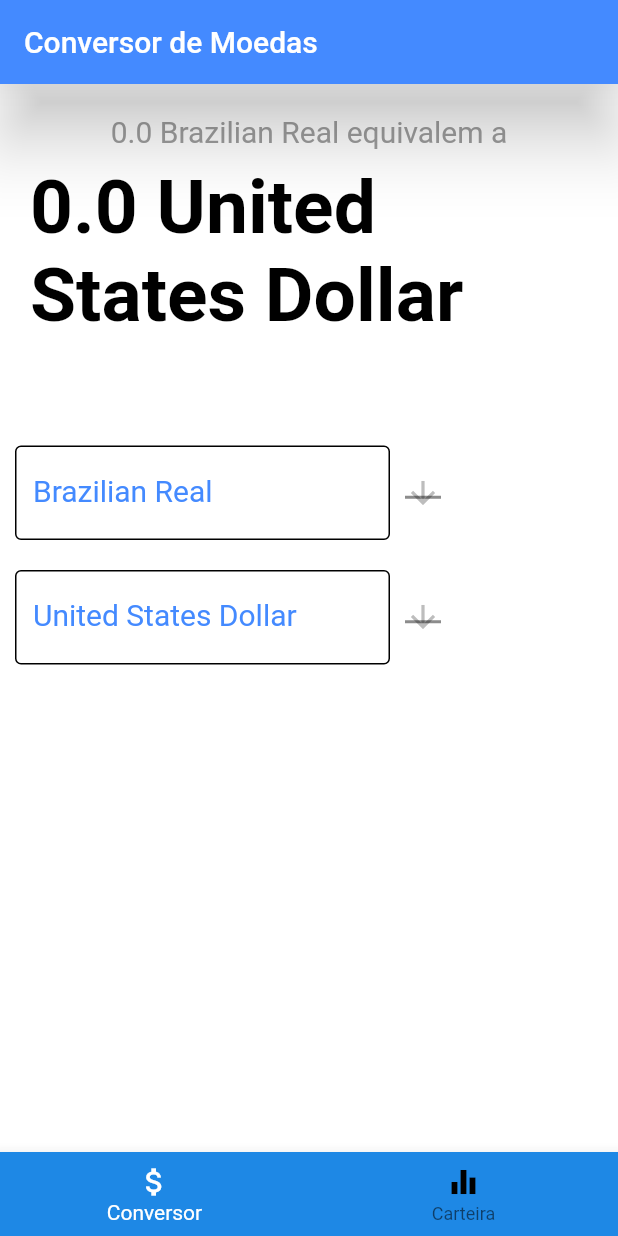
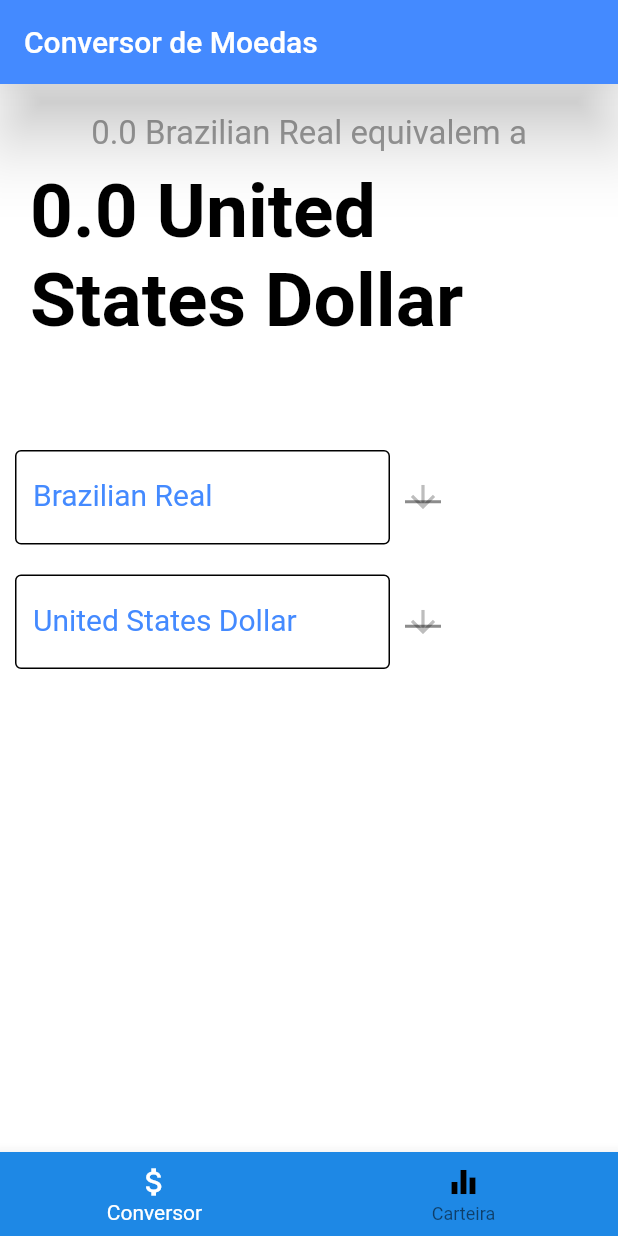
Before and after one commit to iojoaomarcos/Stonks, a Flutter app: the ConversorPage screen opened directly, on a phone screen of 412 x 824 dp. Run offline on Flutter 3.47's test engine with Material 2 defaults, Android fonts, the phone set to English and light mode, and no system bars; our stand-ins replace firebase_auth, firebase_database, google_sign_in, sqflite; accounts and stored records are empty.

Commit message:
Validação AppSize
refatorado a classe provida pelo professor

```diff
--- a/Projeto_Final/lib/conversor_moedas/conversor_page.dart
+++ b/Projeto_Final/lib/conversor_moedas/conversor_page.dart
@@ -3,6 +3,7 @@ import 'package:flutter/material.dart';
 
 import 'package:http/http.dart' as http;
 import 'package:projeto_final_acoes/conversor_moedas/currencies.dart';
+import 'package:projeto_final_acoes/helpers/appSize.dart';
 import 'dart:async';
 import 'dart:convert';
 
@@ -171,6 +172,11 @@ class _ConversorPageState extends State<ConversorPage> {
     }
   }
 
+  double setWidth(double value) {
+    return value *
+        AppSize.widthProportions(MediaQuery.of(context).size.width, value);
+  }
+
   @override
   Widget build(BuildContext context) {
     return Scaffold(
@@ -193,7 +199,7 @@ class _ConversorPageState extends State<ConversorPage> {
                 "$_moeda1 $_moedaNome equivalem a",
                 style: TextStyle(
                   color: Colors.grey,
-                  fontSize: 20.0,
+                  fontSize: setWidth(20.0),
                 ),
               ),
             ),
--- /dev/null
+++ b/Projeto_Final/lib/helpers/appSize.dart
@@ -0,0 +1,27 @@
+class AppSize {
+  // full screen width and height
+
+  static const double xdHeightSize = 667.0;
+  static const double xdWidhtSize = 375.0;
+
+  // static void setHeightSize(double size) {
+  //   heightSize = size;
+  //   heightPercentage = heightSize / xdHeightSize;
+  // }
+
+  static double widthProportions(double widthScreen, double size) {
+    return widthScreen / xdWidhtSize;
+  }
+
+  static double heightProportions(double widthScreen, double size) {
+    return widthScreen / xdWidhtSize;
+  }
+}
+
+// double setWidth(double value) {
+//   return value * AppSize.widthPercentage;
+// }
+
+// double setHeight(double value) {
+//   return value * AppSize.heightPercentage;
+// }
```
